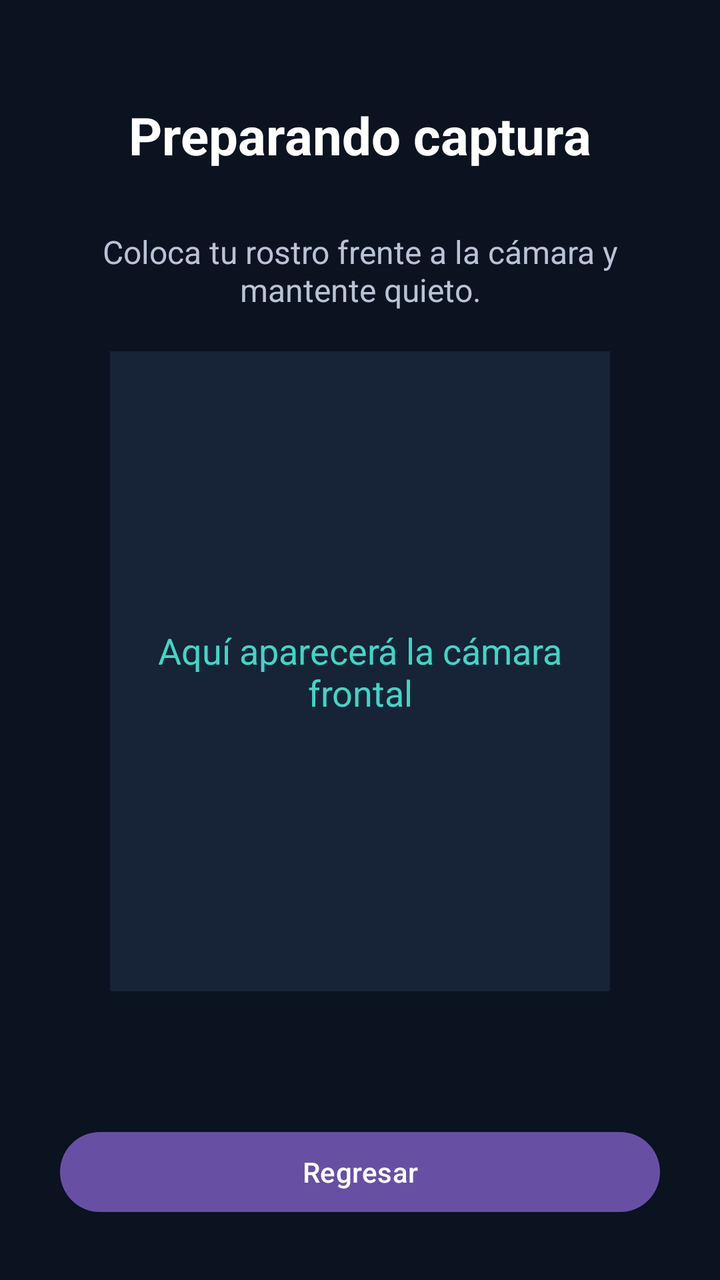
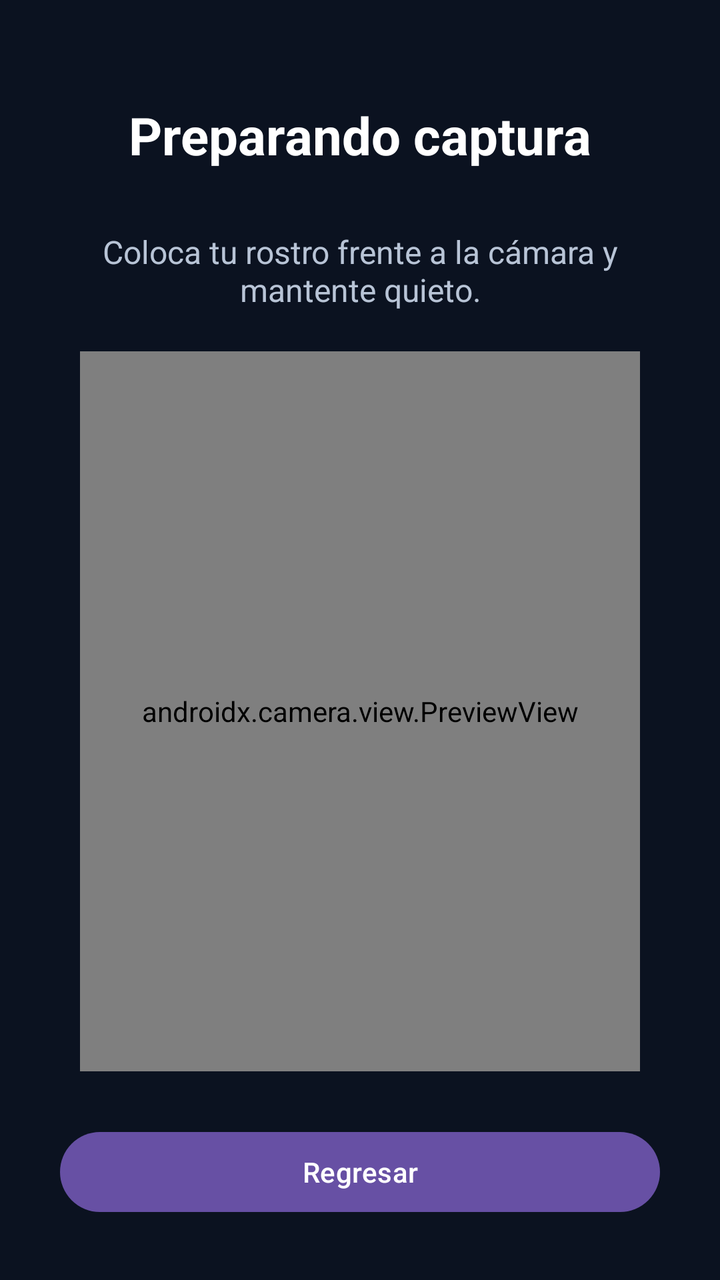

The first picture is an Android layout as it rendered before a commit; the second is the same layout after the commit. The layout source and the unified diff follow.
<!-- AndroidManifest.xml: application theme Theme.EstresTest -->
<!-- res/layout/activity_capture.xml -->
<androidx.constraintlayout.widget.ConstraintLayout
    xmlns:android="http://schemas.android.com/apk/res/android"
    xmlns:app="http://schemas.android.com/apk/res-auto"
    android:layout_width="match_parent"
    android:layout_height="match_parent"
    android:background="#0B1220">

    <TextView
        android:id="@+id/txtTitle"
        android:layout_width="wrap_content"
        android:layout_height="wrap_content"
        android:text="Preparando captura"
        android:textColor="#FFFFFF"
        android:textSize="26sp"
        android:textStyle="bold"
        android:layout_marginTop="50dp"
        app:layout_constraintTop_toTopOf="parent"
        app:layout_constraintStart_toStartOf="parent"
        app:layout_constraintEnd_toEndOf="parent"/>

    <TextView
        android:id="@+id/txtInstructions"
        android:layout_width="0dp"
        android:layout_height="wrap_content"
        android:text="Coloca tu rostro frente a la cámara y mantente quieto."
        android:textColor="#B8C4D6"
        android:textSize="16sp"
        android:gravity="center"
        android:layout_margin="30dp"
        app:layout_constraintTop_toBottomOf="@id/txtTitle"
        app:layout_constraintStart_toStartOf="parent"
        app:layout_constraintEnd_toEndOf="parent"/>

    <TextView
        android:id="@+id/txtCameraPlaceholder"
        android:layout_width="250dp"
        android:layout_height="320dp"
        android:text="Aquí aparecerá la cámara frontal"
        android:textColor="#40D6C5"
        android:textSize="18sp"
        android:gravity="center"
        android:background="#172337"
        app:layout_constraintTop_toBottomOf="@id/txtInstructions"
        app:layout_constraintStart_toStartOf="parent"
        app:layout_constraintEnd_toEndOf="parent"
        android:layout_marginTop="20dp"/>

    <Button
        android:id="@+id/btnBack"
        android:layout_width="0dp"
        android:layout_height="wrap_content"
        android:text="Regresar"
        android:layout_margin="30dp"
        app:layout_constraintBottom_toBottomOf="parent"
        app:layout_constraintStart_toStartOf="parent"
        app:layout_constraintEnd_toEndOf="parent"/>

</androidx.constraintlayout.widget.ConstraintLayout>
<!-- resources referenced by this layout -->
<resources>
  <style name="Theme.EstresTest" parent="Base.Theme.EstresTest" />
  <style name="Base.Theme.EstresTest" parent="Theme.Material3.DayNight.NoActionBar">
          
          
      </style>
</resources>

<!-- the commit's change to res/layout/activity_capture.xml (unified diff, before → after) -->
@@ -31,19 +31,17 @@
         app:layout_constraintStart_toStartOf="parent"
         app:layout_constraintEnd_toEndOf="parent"/>
 
-    <TextView
-        android:id="@+id/txtCameraPlaceholder"
-        android:layout_width="250dp"
-        android:layout_height="320dp"
-        android:text="Aquí aparecerá la cámara frontal"
-        android:textColor="#40D6C5"
-        android:textSize="18sp"
-        android:gravity="center"
+    <androidx.camera.view.PreviewView
+        android:id="@+id/cameraPreview"
+        android:layout_width="280dp"
+        android:layout_height="360dp"
         android:background="#172337"
+        app:implementationMode="compatible"
+        app:scaleType="fitCenter"
         app:layout_constraintTop_toBottomOf="@id/txtInstructions"
         app:layout_constraintStart_toStartOf="parent"
         app:layout_constraintEnd_toEndOf="parent"
-        android:layout_marginTop="20dp"/>
+        android:layout_marginTop="20dp" />
 
     <Button
         android:id="@+id/btnBack"
